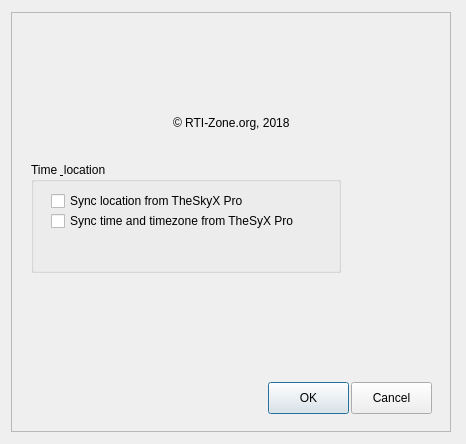
Before: the Qt Designer form ATCS.ui in rpineau/ATCS, drawn with Qt 5.
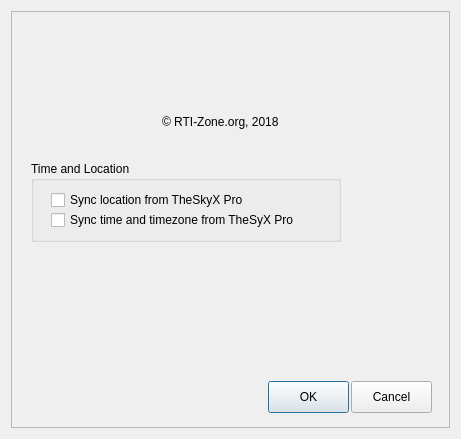
After: the same form once the commit is applied. Icons and pictures are not drawn. Custom widgets are drawn as their Qt base class.

Commit message: Added a few things to the UI for ATCS init.

```diff
--- a/ATCS.ui
+++ b/ATCS.ui
@@ -6,8 +6,8 @@
    <rect>
     <x>0</x>
     <y>0</y>
-    <width>466</width>
-    <height>444</height>
+    <width>461</width>
+    <height>439</height>
    </rect>
   </property>
   <property name="sizePolicy">
@@ -33,14 +33,20 @@
      </property>
      <property name="minimumSize">
       <size>
-       <width>440</width>
-       <height>420</height>
+       <width>0</width>
+       <height>0</height>
       </size>
      </property>
      <property name="maximumSize">
       <size>
-       <width>426</width>
-       <height>420</height>
+       <width>9999</width>
+       <height>9999</height>
+      </size>
+     </property>
+     <property name="sizeIncrement">
+      <size>
+       <width>56</width>
+       <height>0</height>
       </size>
      </property>
      <property name="frameShape">
@@ -95,9 +101,9 @@
      <widget class="QWidget" name="layoutWidget">
       <property name="geometry">
        <rect>
-        <x>80</x>
+        <x>70</x>
         <y>0</y>
-        <width>281</width>
+        <width>280</width>
         <height>145</height>
        </rect>
       </property>
@@ -133,11 +139,11 @@
         <x>20</x>
         <y>150</y>
         <width>310</width>
-        <height>111</height>
+        <height>81</height>
        </rect>
       </property>
       <property name="title">
-       <string>Time &amp; location</string>
+       <string>Time and Location</string>
       </property>
       <widget class="QCheckBox" name="checkBox">
        <property name="geometry">
```
Left out of the diff: 23 changed lines with no effect on the pictures. The commit also changes 1 other file.
